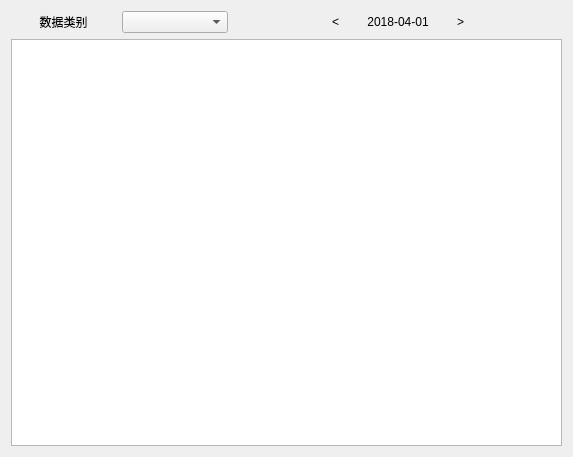
bnufree/Hq, file qdatamgrwidget.ui: the form before one commit.
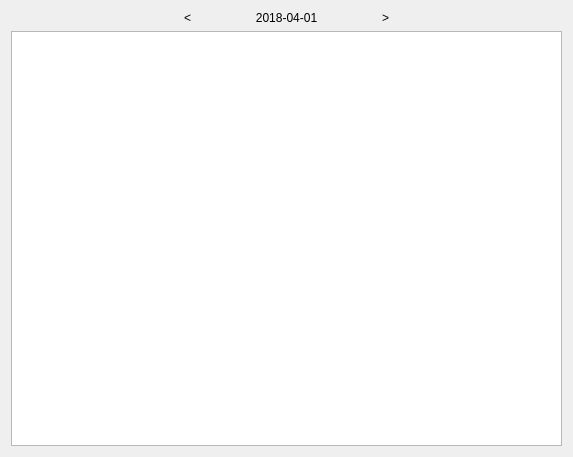
The form after the commit. Custom widgets are drawn as their Qt base class.

```diff
--- a/qdatamgrwidget.ui
+++ b/qdatamgrwidget.ui
@@ -21,19 +21,6 @@
   <layout class="QVBoxLayout" name="verticalLayout">
    <item>
     <layout class="QHBoxLayout" name="horizontalLayout">
-     <item>
-      <widget class="QLabel" name="label">
-       <property name="text">
-        <string>数据类别</string>
-       </property>
-       <property name="alignment">
-        <set>Qt::AlignCenter</set>
-       </property>
-      </widget>
-     </item>
-     <item>
-      <widget class="QComboBox" name="mDataTypeBox"/>
-     </item>
      <item>
       <widget class="QAndroidButton" name="mPreDayBtn">
        <property name="text">
```
